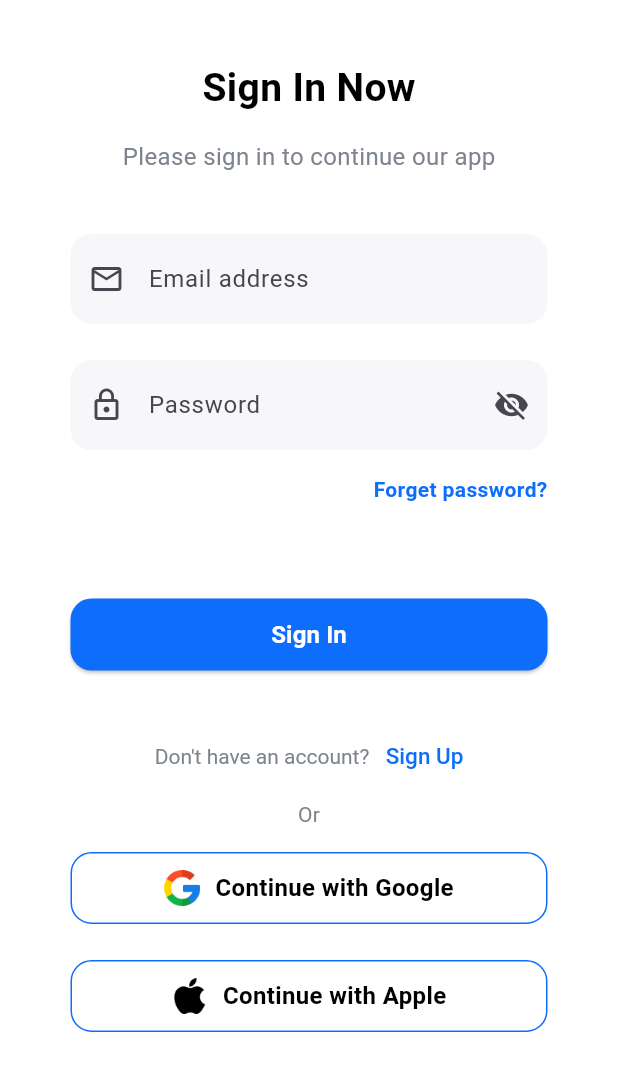
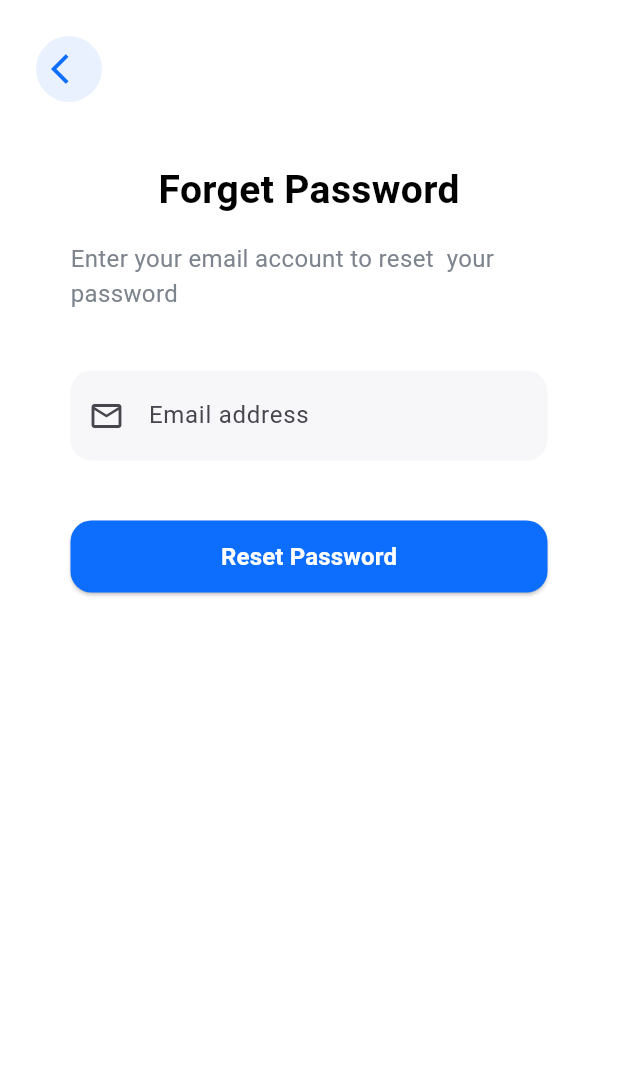
Before and after one commit to Dev-Ninjas-Backup/yousef1234321, a Flutter app: the SignInScreen screen opened by its route, after a tap on "Forget password?", on a phone screen of 412 x 824 dp. Shown: the top 1071 px of the screen. Run offline on Flutter 3.47's test engine with Material 3 defaults, Android fonts, the phone set to English and light mode, and no system bars; our stand-ins replace flutter_easyloading, flutter_screenutil, get, google_fonts.

Commit message:
Forgot Pass Done.

```diff
--- /dev/null
+++ b/lib/features/auth/forget_password/controller/forget_password_controller.dart
@@ -0,0 +1,3 @@
+import 'package:get/get_state_manager/get_state_manager.dart';
+
+class ForgetPasswordController extends GetxController {}
--- /dev/null
+++ b/lib/features/auth/forget_password/screen/forget_password_screen.dart
@@ -0,0 +1,125 @@
+import 'package:flutter/foundation.dart';
+import 'package:flutter/material.dart';
+import 'package:get/get.dart';
+import 'package:yousef1234321/core/common/constants/app_colors.dart';
+import 'package:yousef1234321/features/auth/sign_up/controller/sign_up_controller.dart';
+
+class ForgetPasswordScreen extends StatelessWidget {
+  const ForgetPasswordScreen({super.key});
+
+  @override
+  Widget build(BuildContext context) {
+    final controller = Get.put(SignUpController());
+    return Scaffold(
+      backgroundColor: Colors.white,
+      body: SingleChildScrollView(
+        child: SafeArea(
+          child: Column(
+            children: [
+              Align(
+                alignment: Alignment.topLeft,
+                child: GestureDetector(
+                  onTap: () {
+                    Get.back();
+                    if (kDebugMode) {
+                      print('Tapped');
+                    }
+                  },
+                  child: Container(
+                    margin: const EdgeInsets.only(left: 24, top: 24),
+                    height: 44,
+                    width: 44,
+                    decoration: BoxDecoration(
+                      color: Color(0xFFE8F1FD),
+                      borderRadius: BorderRadius.circular(100),
+                    ),
+                    child: Center(
+                      child: Icon(
+                        Icons.arrow_back_ios,
+                        color: AppColors.splashButtonColor,
+                      ),
+                    ),
+                  ),
+                ),
+              ),
+              Padding(
+                padding: const EdgeInsets.only(left: 47, right: 47),
+                child: Column(
+                  crossAxisAlignment: CrossAxisAlignment.center,
+                  children: [
+                    SizedBox(height: 40),
+                    Text(
+                      'Forget Password',
+                      style: TextStyle(
+                        fontSize: 26,
+                        fontWeight: FontWeight.w700,
+                        color: Colors.black,
+                      ),
+                    ),
+                    SizedBox(height: 16),
+                    Text(
+                      'Enter your email account to reset  your password',
+                      style: TextStyle(
+                        fontSize: 16,
+                        fontWeight: FontWeight.w400,
+                        color: AppColors.subTextColor,
+                      ),
+                    ),
+                    SizedBox(height: 40),
+
+                    TextField(
+                      controller: controller.emailController,
+                      keyboardType: TextInputType.emailAddress,
+                      decoration: InputDecoration(
+                        hintText: "Email address",
+                        prefixIcon: const Icon(Icons.email_outlined),
+                        contentPadding: const EdgeInsets.symmetric(
+                          vertical: 18,
+                          horizontal: 20,
+                        ),
+                        filled: true,
+                        fillColor: Color(0xFFF7F7F9),
+                        border: OutlineInputBorder(
+                          borderRadius: BorderRadius.circular(14),
+                          borderSide: BorderSide.none,
+                        ),
+                      ),
+                    ),
+                    SizedBox(height: 40),
+                    SizedBox(
+                      width: double.infinity,
+                      height: 48,
+                      child: ElevatedButton(
+                        onPressed: controller.isLoading.value
+                            ? null
+                            : controller.signIn,
+                        style: ElevatedButton.styleFrom(
+                          backgroundColor: AppColors.splashButtonColor,
+                          shape: RoundedRectangleBorder(
+                            borderRadius: BorderRadius.circular(14),
+                          ),
+                        ),
+                        child: controller.isLoading.value
+                            ? const CircularProgressIndicator(
+                                color: Colors.white,
+                              )
+                            : const Text(
+                                "Reset Password",
+                                style: TextStyle(
+                                  fontSize: 16,
+                                  fontWeight: FontWeight.w600,
+                                  color: Colors.white,
+                                ),
+                              ),
+                      ),
+                    ),
+                  ],
+                ),
+              ),
+            ],
+          ),
+        ),
+      ),
+    );
+  }
+}
--- a/lib/features/auth/sign_in/screen/sign_in_screen.dart
+++ b/lib/features/auth/sign_in/screen/sign_in_screen.dart
@@ -90,7 +90,9 @@ class SignInScreen extends StatelessWidget {
               Align(
                 alignment: Alignment.centerRight,
                 child: GestureDetector(
-                  onTap: () {},
+                  onTap: () {
+                    Get.toNamed('/forgetPasswordScreen');
+                  },
                   child: const Text(
                     "Forget password?",
                     style: TextStyle(
--- a/lib/routes/app_route.dart
+++ b/lib/routes/app_route.dart
@@ -1,5 +1,6 @@
 import 'package:get/get_navigation/get_navigation.dart';
 import 'package:get/route_manager.dart';
+import 'package:yousef1234321/features/auth/forget_password/screen/forget_password_screen.dart';
 import 'package:yousef1234321/features/auth/sign_in/screen/sign_in_screen.dart';
 import 'package:yousef1234321/features/auth/sign_up/screen/sign_up_screen.dart';
 import 'package:yousef1234321/features/onboarding/screen/onboarding_screen.dart';
@@ -10,16 +11,19 @@ class Approute {
   static String onboardingScreen = '/onboardingScreen';
   static String signInScreen = '/signInScreen';
   static String signUpScreen = '/signUpScreen';
+  static String forgetPasswordScreen = '/forgetPasswordScreen';
 
   static String getSplashScreen() => splashScreen;
   static String getOnboardingScreen() => onboardingScreen;
   static String getSignInScreen() => signInScreen;
   static String getSignUpScreen() => signUpScreen;
+  static String getForgetPasswordScreen() => forgetPasswordScreen;
 
   static List<GetPage> routes = [
     GetPage(name: splashScreen, page: () => SplashScreen()),
     GetPage(name: onboardingScreen, page: () => OnboardingScreen()),
     GetPage(name: signInScreen, page: () => SignInScreen()),
     GetPage(name: signUpScreen, page: () => SignUpScreen()),
+    GetPage(name: forgetPasswordScreen, page: () => ForgetPasswordScreen()),
   ];
 }
```
Also changed, not shown: assets/icons/secure.png (added), assets/icons/service.png (added), assets/icons/smart.png (added).
